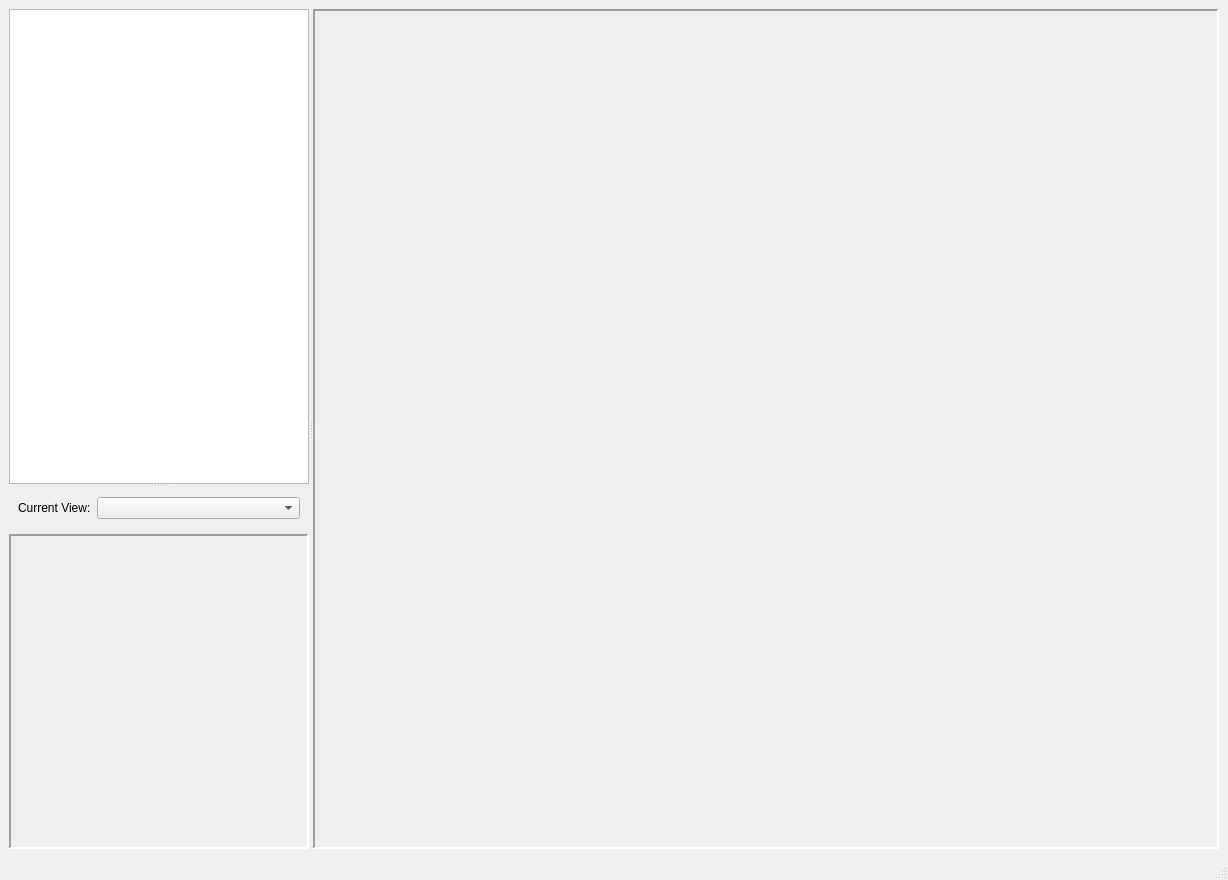
This is ilastik/shell/gui/ui/ilastikShell.ui in ilastik/ilastik as Qt 5 draws it before an edit. The edited form follows.
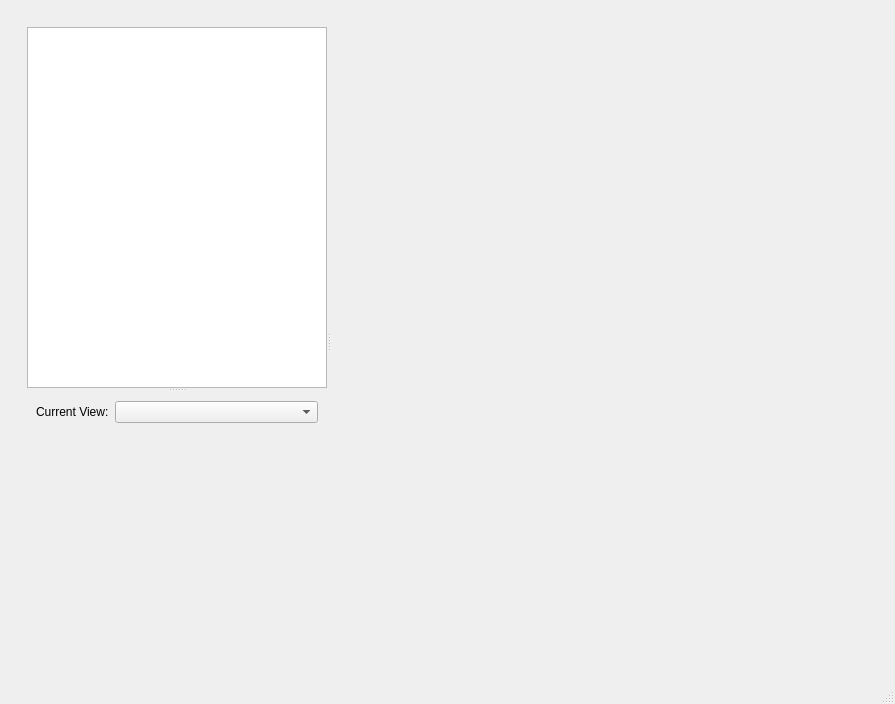
This is the edited form. The open tabs and pages were chosen to show the change.

Commit message:
show different widget (todo: startup screen) when no project loaded
See #154.

TODO: Design and implement a nice getting started widget for each of
the workflows.

```diff
--- a/ilastik/shell/gui/ui/ilastikShell.ui
+++ b/ilastik/shell/gui/ui/ilastikShell.ui
@@ -6,27 +6,52 @@
    <rect>
     <x>0</x>
     <y>0</y>
-    <width>1228</width>
-    <height>880</height>
+    <width>895</width>
+    <height>704</height>
    </rect>
   </property>
   <property name="windowTitle">
    <string>IlastikShell</string>
   </property>
   <widget class="QWidget" name="mainLayout">
-   <layout class="QHBoxLayout" name="horizontalLayout">
+   <layout class="QVBoxLayout" name="verticalLayout_4">
     <item>
-     <widget class="QSplitter" name="mainSplitter">
-      <property name="orientation">
-       <enum>Qt::Horizontal</enum>
+     <widget class="QStackedWidget" name="mainStackedWidget">
+      <property name="currentIndex">
+       <number>0</number>
       </property>
+      <widget class="QWidget" name="startupPage">
+       <layout class="QVBoxLayout" name="verticalLayout_5">
+        <item>
+         <widget class="QTextBrowser" name="textBrowser">
+          <property name="enabled">
+           <bool>true</bool>
+          </property>
+          <property name="html">
+           <string>&lt;!DOCTYPE HTML PUBLIC &quot;-//W3C//DTD HTML 4.0//EN&quot; &quot;http://www.w3.org/TR/REC-html40/strict.dtd&quot;&gt;
+&lt;html&gt;&lt;head&gt;&lt;meta name=&quot;qrichtext&quot; content=&quot;1&quot; /&gt;&lt;style type=&quot;text/css&quot;&gt;
+p, li { white-space: pre-wrap; }
+&lt;/style&gt;&lt;/head&gt;&lt;body style=&quot; font-family:'Ubuntu'; font-size:11pt; font-weight:400; font-style:normal;&quot;&gt;
+&lt;p style=&quot; margin-top:0px; margin-bottom:0px; margin-left:0px; margin-right:0px; -qt-block-indent:0; text-indent:0px;&quot;&gt;&lt;span style=&quot; font-size:24pt; font-weight:600;&quot;&gt;ilastik 0.6&lt;/span&gt;&lt;/p&gt;&lt;/body&gt;&lt;/html&gt;</string>
+          </property>
+         </widget>
+        </item>
+       </layout>
+      </widget>
+      <widget class="QWidget" name="contentPage">
+       <layout class="QVBoxLayout" name="verticalLayout_3">
+        <item>
+         <widget class="QWidget" name="widget" native="true">
+          <layout class="QVBoxLayout" name="verticalLayout_2">
+           <item>
       <widget class="QSplitter" name="sideSplitter">
-       <property name="minimumSize">
-        <size>
-         <width>100</width>
-         <height>100</height>
-        </size>
-       </property>
+             <property name="orientation">
+              <enum>Qt::Horizontal</enum>
+             </property>
+             <property name="childrenCollapsible">
+              <bool>false</bool>
+             </property>
+             <widget class="QSplitter" name="mainSplitter">
        <property name="orientation">
         <enum>Qt::Vertical</enum>
        </property>
@@ -98,8 +123,11 @@
          </property>
         </column>
        </widget>
-       <widget class="QWidget" name="verticalLayoutWidget" native="true">
+              <widget class="QWidget" name="layoutWidget">
         <layout class="QVBoxLayout" name="verticalLayout">
+                <property name="spacing">
+                 <number>0</number>
+                </property>
          <item>
           <widget class="QWidget" name="imageSelectionGroup" native="true">
            <layout class="QHBoxLayout" name="imageSelectionLayout">
@@ -144,13 +172,13 @@
             </size>
            </property>
            <property name="frameShape">
-            <enum>QFrame::Panel</enum>
+                   <enum>QFrame::NoFrame</enum>
            </property>
            <property name="frameShadow">
-            <enum>QFrame::Sunken</enum>
+                   <enum>QFrame::Plain</enum>
            </property>
            <property name="lineWidth">
-            <number>2</number>
+                   <number>0</number>
            </property>
           </widget>
          </item>
@@ -159,7 +187,7 @@
       </widget>
       <widget class="QStackedWidget" name="appletStack">
        <property name="sizePolicy">
-        <sizepolicy hsizetype="Preferred" vsizetype="Preferred">
+               <sizepolicy hsizetype="Preferred" vsizetype="Expanding">
          <horstretch>2</horstretch>
          <verstretch>2</verstretch>
         </sizepolicy>
@@ -177,14 +205,21 @@
         </size>
        </property>
        <property name="frameShape">
-        <enum>QFrame::Panel</enum>
+               <enum>QFrame::NoFrame</enum>
        </property>
        <property name="frameShadow">
-        <enum>QFrame::Sunken</enum>
+               <enum>QFrame::Plain</enum>
        </property>
        <property name="lineWidth">
-        <number>2</number>
-       </property>
+               <number>0</number>
+              </property>
+             </widget>
+            </widget>
+           </item>
+          </layout>
+         </widget>
+        </item>
+       </layout>
       </widget>
      </widget>
     </item>
```
Left out of the diff: 2 changed lines with no effect on the pictures. Lines whose indentation alone changed are shown as unchanged. The commit also changes 1 other file.
